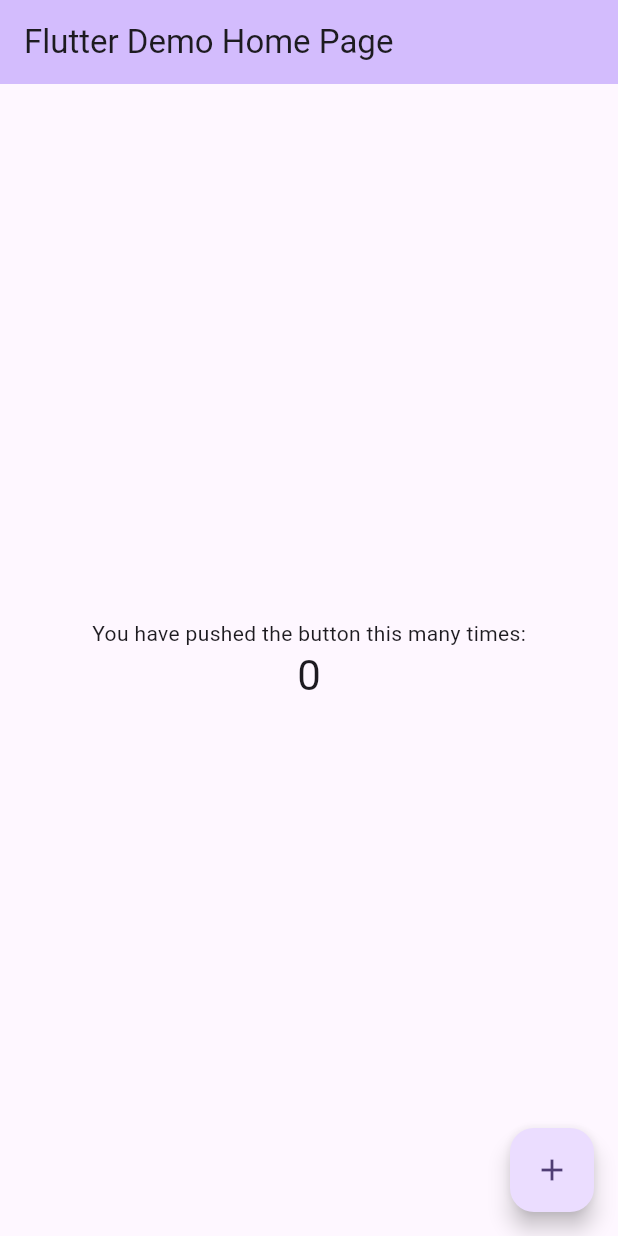
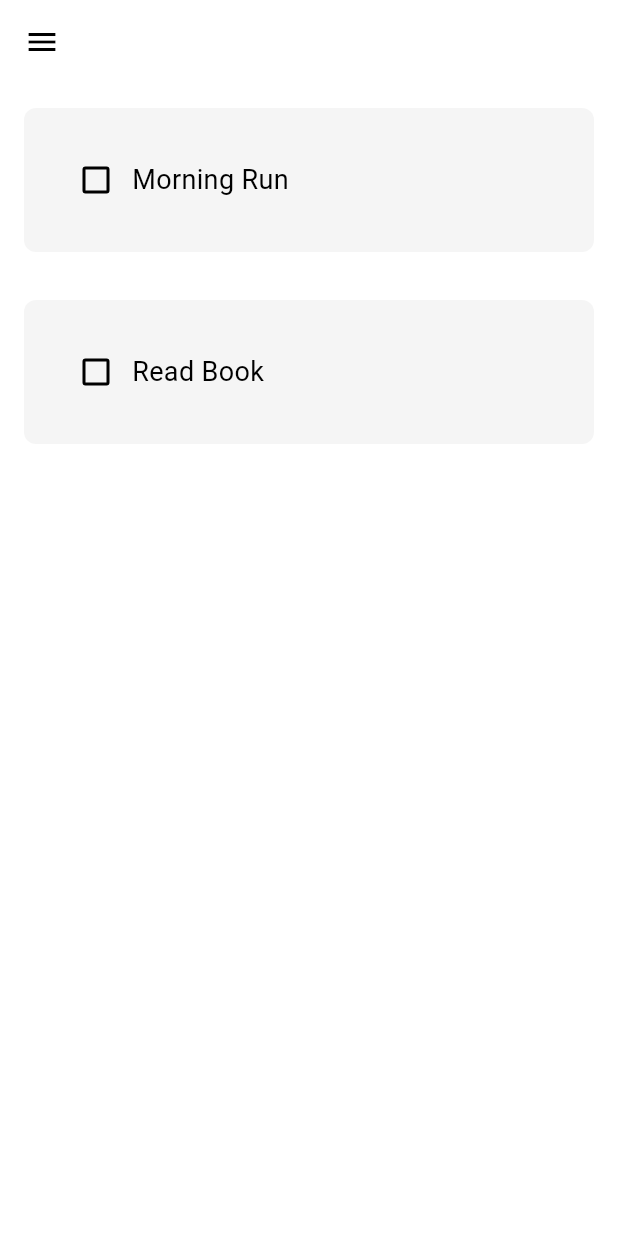
Before and after one commit to mixter3011/habit_tracker, a Flutter app: the screen it shows after launch, on a phone screen of 412 x 824 dp. Run offline on Flutter 3.47's test engine with Material 3 defaults, Android fonts, the phone set to English and light mode, and no system bars.

Commit message:
Second Commit

```diff
--- /dev/null
+++ b/lib/components/habit_tile.dart
@@ -0,0 +1,42 @@
+import 'package:flutter/material.dart';
+
+class HabitTile extends StatelessWidget {
+  final String habitname;
+  final bool habitCompleted;
+  final Function(bool?)? onChanged;
+
+  const HabitTile({
+    super.key,
+    required this.habitCompleted,
+    required this.habitname,
+    required this.onChanged
+  });
+
+  @override
+  Widget build(BuildContext context) {
+    return Padding(
+      padding: const EdgeInsets.all(16.0),
+      child: Container(
+        padding: const EdgeInsets.all(24),
+        decoration: BoxDecoration(
+          color: Colors.grey[100],
+          borderRadius: BorderRadius.circular(8),
+        ),
+        child: Row(
+          children: [
+            // checkbox
+            Checkbox(
+              value: habitCompleted,
+              onChanged: onChanged
+            ),
+
+            // habit name with increased text size
+            Text(habitname,
+              style: const TextStyle(fontSize: 18), // Adjust the font size as needed
+            ),
+          ],
+        ),
+      ),
+    );
+  }
+}
--- a/lib/main.dart
+++ b/lib/main.dart
@@ -1,125 +1,26 @@
 import 'package:flutter/material.dart';
+import 'package:habit_tracker/pages/home_page.dart';
+import 'package:habit_tracker/themes/theme_provider.dart';
+import 'package:provider/provider.dart';
 
 void main() {
-  runApp(const MyApp());
+  runApp(
+    ChangeNotifierProvider(
+      create: (context) => ThemeProvider(),
+      child: const MyApp(),
+    ),
+  );
 }
 
 class MyApp extends StatelessWidget {
-  const MyApp({super.key});
+  const MyApp ({super.key});
 
-  // This widget is the root of your application.
   @override
-  Widget build(BuildContext context) {
+  Widget build (BuildContext context) {
     return MaterialApp(
-      title: 'Flutter Demo',
-      theme: ThemeData(
-        // This is the theme of your application.
-        //
-        // TRY THIS: Try running your application with "flutter run". You'll see
-        // the application has a purple toolbar. Then, without quitting the app,
-        // try changing the seedColor in the colorScheme below to Colors.green
-        // and then invoke "hot reload" (save your changes or press the "hot
-        // reload" button in a Flutter-supported IDE, or press "r" if you used
-        // the command line to start the app).
-        //
-        // Notice that the counter didn't reset back to zero; the application
-        // state is not lost during the reload. To reset the state, use hot
-        // restart instead.
-        //
-        // This works for code too, not just values: Most code changes can be
-        // tested with just a hot reload.
-        colorScheme: ColorScheme.fromSeed(seedColor: Colors.deepPurple),
-        useMaterial3: true,
-      ),
-      home: const MyHomePage(title: 'Flutter Demo Home Page'),
+      debugShowCheckedModeBanner: false,
+      home: const HomePage(),
+      theme: Provider.of<ThemeProvider>(context).themeData,
     );
   }
 }
-
-class MyHomePage extends StatefulWidget {
-  const MyHomePage({super.key, required this.title});
-
-  // This widget is the home page of your application. It is stateful, meaning
-  // that it has a State object (defined below) that contains fields that affect
-  // how it looks.
-
-  // This class is the configuration for the state. It holds the values (in this
-  // case the title) provided by the parent (in this case the App widget) and
-  // used by the build method of the State. Fields in a Widget subclass are
-  // always marked "final".
-
-  final String title;
-
-  @override
-  State<MyHomePage> createState() => _MyHomePageState();
-}
-
-class _MyHomePageState extends State<MyHomePage> {
-  int _counter = 0;
-
-  void _incrementCounter() {
-    setState(() {
-      // This call to setState tells the Flutter framework that something has
-      // changed in this State, which causes it to rerun the build method below
-      // so that the display can reflect the updated values. If we changed
-      // _counter without calling setState(), then the build method would not be
-      // called again, and so nothing would appear to happen.
-      _counter++;
-    });
-  }
-
-  @override
-  Widget build(BuildContext context) {
-    // This method is rerun every time setState is called, for instance as done
-    // by the _incrementCounter method above.
-    //
-    // The Flutter framework has been optimized to make rerunning build methods
-    // fast, so that you can just rebuild anything that needs updating rather
-    // than having to individually change instances of widgets.
-    return Scaffold(
-      appBar: AppBar(
-        // TRY THIS: Try changing the color here to a specific color (to
-        // Colors.amber, perhaps?) and trigger a hot reload to see the AppBar
-        // change color while the other colors stay the same.
-        backgroundColor: Theme.of(context).colorScheme.inversePrimary,
-        // Here we take the value from the MyHomePage object that was created by
-        // the App.build method, and use it to set our appbar title.
-        title: Text(widget.title),
-      ),
-      body: Center(
-        // Center is a layout widget. It takes a single child and positions it
-        // in the middle of the parent.
-        child: Column(
-          // Column is also a layout widget. It takes a list of children and
-          // arranges them vertically. By default, it sizes itself to fit its
-          // children horizontally, and tries to be as tall as its parent.
-          //
-          // Column has various properties to control how it sizes itself and
-          // how it positions its children. Here we use mainAxisAlignment to
-          // center the children vertically; the main axis here is the vertical
-          // axis because Columns are vertical (the cross axis would be
-          // horizontal).
-          //
-          // TRY THIS: Invoke "debug painting" (choose the "Toggle Debug Paint"
-          // action in the IDE, or press "p" in the console), to see the
-          // wireframe for each widget.
-          mainAxisAlignment: MainAxisAlignment.center,
-          children: <Widget>[
-            const Text(
-              'You have pushed the button this many times:',
-            ),
-            Text(
-              '$_counter',
-              style: Theme.of(context).textTheme.headlineMedium,
-            ),
-          ],
-        ),
-      ),
-      floatingActionButton: FloatingActionButton(
-        onPressed: _incrementCounter,
-        tooltip: 'Increment',
-        child: const Icon(Icons.add),
-      ), // This trailing comma makes auto-formatting nicer for build methods.
-    );
-  }
-}
--- a/lib/pages/home_page.dart
+++ b/lib/pages/home_page.dart
@@ -0,0 +1,55 @@
+import 'package:flutter/cupertino.dart';
+import 'package:flutter/material.dart';
+import 'package:habit_tracker/components/habit_tile.dart';
+import 'package:habit_tracker/themes/theme_provider.dart';
+import 'package:provider/provider.dart';
+
+class HomePage extends StatefulWidget {
+  const HomePage({super.key});
+
+  @override
+  State<HomePage> createState() => _HomePageState();
+}
+
+class _HomePageState extends State<HomePage> {
+  // ds for today list
+  List todayHabitList = [
+    // [habitname, habitCompleted]
+    ["Morning Run", false],
+    ["Read Book", false],
+  ];
+
+
+  // checkedbox was tapped
+  void checkBoxTapped(bool? value, int index) {
+    setState(() {
+      todayHabitList[index][1] = value;
+    });
+  }
+  @override
+  Widget build(BuildContext context) {
+    return Scaffold(
+      appBar: AppBar(),
+      drawer: Drawer(
+        backgroundColor: Theme.of(context).colorScheme.background,
+        child: Center(child: CupertinoSwitch(
+          value: Provider.of<ThemeProvider>(context).isDarkMode,
+          onChanged: (value) =>
+          Provider.of<ThemeProvider>(context, listen: false)
+          .toggleTheme(),
+        ),
+      ),
+     ),
+     body: ListView.builder(
+      itemCount: todayHabitList.length,
+      itemBuilder: (context, index) {
+        return HabitTile(
+          habitCompleted: todayHabitList[index][1],
+          habitname: todayHabitList[index][0],
+          onChanged: (value) => checkBoxTapped(value, index),
+        );
+      },
+     ),
+    );
+  }
+}
```
Also changed, not shown: lib/models/app_settings.dart (deleted), lib/models/habit.dart (deleted).
